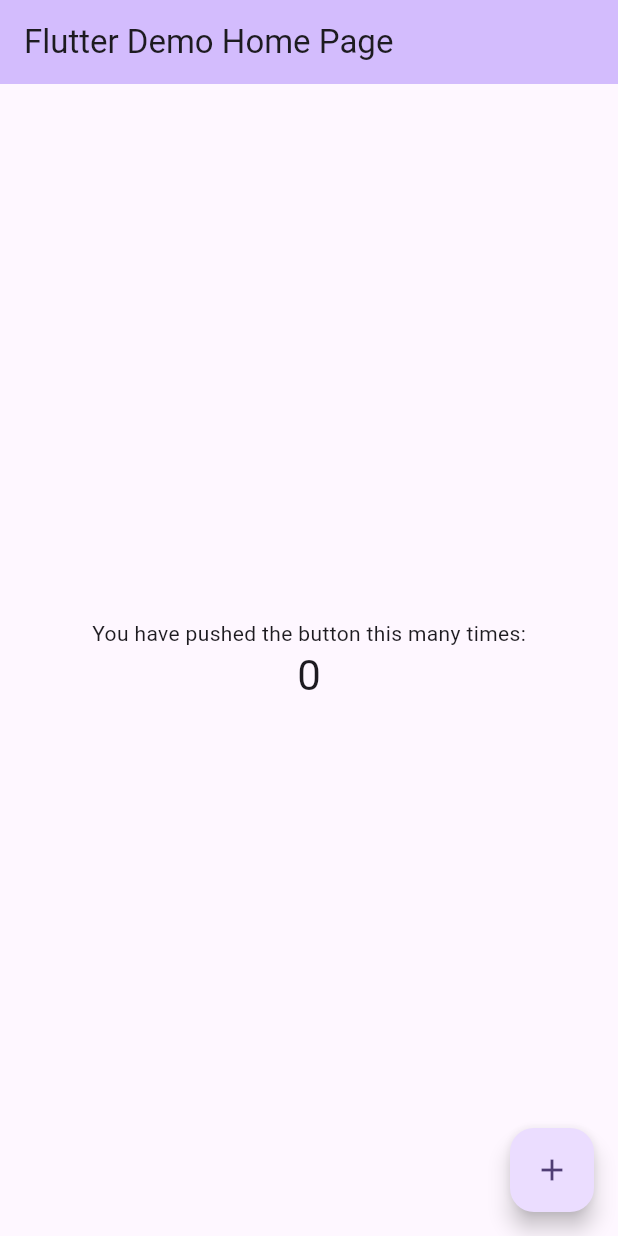
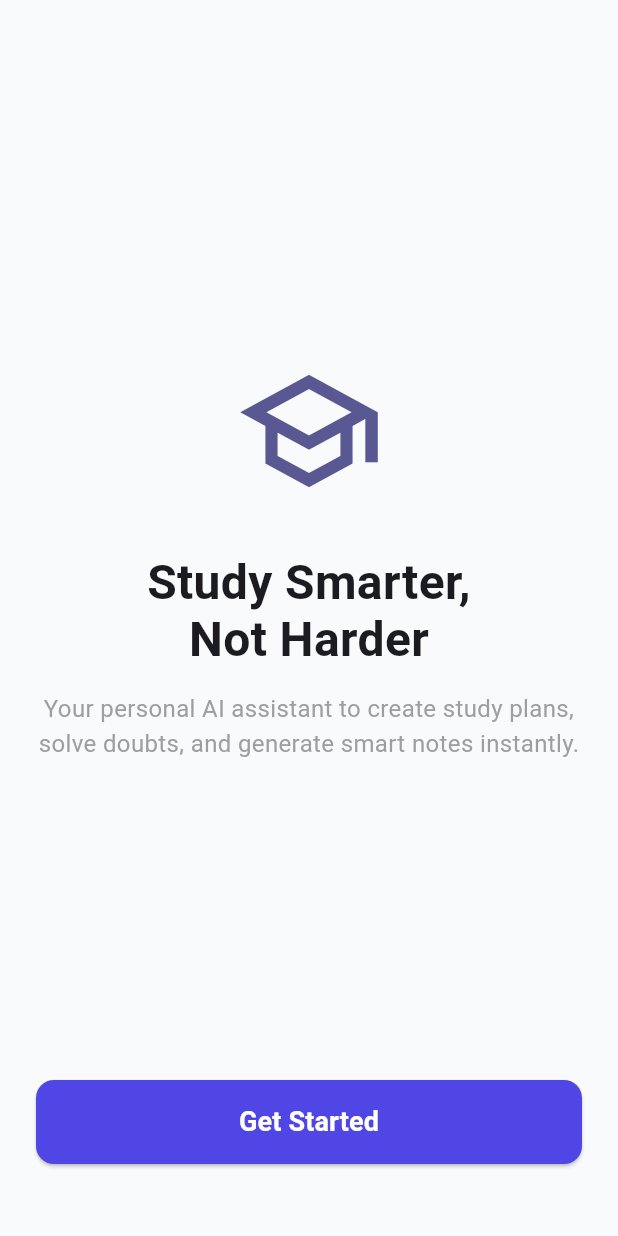
Before and after one commit to could-ai/019ab9d8-8f7f-77bd-920c-91d4bc952950, a Flutter app: the screen it shows after launch, on a phone screen of 412 x 824 dp. Run offline on Flutter 3.47's test engine with Material 3 defaults, Android fonts, the phone set to English and light mode, and no system bars.

Commit message:
Configured main entry point with AppTheme, routes, and Onboarding as the initial screen.; Created AppTheme with a modern, focus-oriented color palette (Indigo/Emerald) suitable for study apps.; Implemented MainContainer with BottomNavigationBar to navigate between Dashboard, Plan, AI Tools, and Profile.; Created DashboardScreen with Progress Card, Quick Actions, and Schedule List to give students an immediate overview.; Created PlannerScreen showing a weekly view of study tasks.; Created AiToolsScreen displaying a grid of available AI features like Notes, Doubt Solver, and Flashcards.; Created ProfileScreen with user details, settings options, and a 'Pro' upgrade banner.; Created OnboardingScreen to welcome users and explain the app's value proposition before navigating to the main app.

```diff
--- /dev/null
+++ b/usr/lib/core/theme.dart
@@ -0,0 +1,64 @@
+import 'package:flutter/material.dart';
+
+class AppTheme {
+  // Primary Colors - Focus & Intelligence
+  static const Color primaryColor = Color(0xFF4F46E5); // Indigo
+  static const Color secondaryColor = Color(0xFF10B981); // Emerald Green for success
+  static const Color accentColor = Color(0xFFF59E0B); // Amber for highlights
+
+  // Backgrounds
+  static const Color lightBackground = Color(0xFFF9FAFB);
+  static const Color darkBackground = Color(0xFF111827);
+
+  static final ThemeData lightTheme = ThemeData(
+    useMaterial3: true,
+    colorScheme: ColorScheme.fromSeed(
+      seedColor: primaryColor,
+      brightness: Brightness.light,
+      surface: lightBackground,
+    ),
+    scaffoldBackgroundColor: lightBackground,
+    appBarTheme: const AppBarTheme(
+      backgroundColor: Colors.white,
+      elevation: 0,
+      iconTheme: IconThemeData(color: Colors.black87),
+      titleTextStyle: TextStyle(
+        color: Colors.black87,
+        fontSize: 20,
+        fontWeight: FontWeight.bold,
+      ),
+    ),
+    cardTheme: CardTheme(
+      elevation: 2,
+      shape: RoundedRectangleBorder(borderRadius: BorderRadius.circular(16)),
+      color: Colors.white,
+    ),
+    elevatedButtonTheme: ElevatedButtonThemeData(
+      style: ElevatedButton.styleFrom(
+        backgroundColor: primaryColor,
+        foregroundColor: Colors.white,
+        padding: const EdgeInsets.symmetric(horizontal: 24, vertical: 12),
+        shape: RoundedRectangleBorder(borderRadius: BorderRadius.circular(12)),
+      ),
+    ),
+  );
+
+  static final ThemeData darkTheme = ThemeData(
+    useMaterial3: true,
+    colorScheme: ColorScheme.fromSeed(
+      seedColor: primaryColor,
+      brightness: Brightness.dark,
+      surface: darkBackground,
+    ),
+    scaffoldBackgroundColor: darkBackground,
+    appBarTheme: const AppBarTheme(
+      backgroundColor: darkBackground,
+      elevation: 0,
+    ),
+    cardTheme: CardTheme(
+      elevation: 2,
+      shape: RoundedRectangleBorder(borderRadius: BorderRadius.circular(16)),
+      color: const Color(0xFF1F2937),
+    ),
+  );
+}
--- a/usr/lib/main.dart
+++ b/usr/lib/main.dart
@@ -1,123 +1,28 @@
 import 'package:flutter/material.dart';
+import 'package:couldai_user_app/core/theme.dart';
+import 'package:couldai_user_app/screens/main_container.dart';
+import 'package:couldai_user_app/screens/onboarding/onboarding_screen.dart';
 
 void main() {
-  runApp(const MyApp());
+  runApp(const StudyHelperApp());
 }
 
-class MyApp extends StatelessWidget {
-  const MyApp({super.key});
+class StudyHelperApp extends StatelessWidget {
+  const StudyHelperApp({super.key});
 
-  // This widget is the root of your application.
   @override
   Widget build(BuildContext context) {
     return MaterialApp(
-      title: 'Flutter Demo',
+      title: 'Study Helper AI',
       debugShowCheckedModeBanner: false,
-      theme: ThemeData(
-        // This is the theme of your application.
-        //
-        // TRY THIS: Try running your application with "flutter run". You'll see
-        // the application has a purple toolbar. Then, without quitting the app,
-        // try changing the seedColor in the colorScheme below to Colors.green
-        // and then invoke "hot reload" (save your changes or press the "hot
-        // reload" button in a Flutter-supported IDE, or press "r" if you used
-        // the command line to start the app).
-        //
-        // Notice that the counter didn't reset back to zero; the application
-        // state is not lost during the reload. To reset the state, use hot
-        // restart instead.
-        //
-        // This works for code too, not just values: Most code changes can be
-        // tested with just a hot reload.
-        colorScheme: ColorScheme.fromSeed(seedColor: Colors.deepPurple),
-      ),
+      theme: AppTheme.lightTheme,
+      darkTheme: AppTheme.darkTheme,
+      themeMode: ThemeMode.system,
       initialRoute: '/',
       routes: {
-        '/': (context) => const MyHomePage(title: 'Flutter Demo Home Page'),
+        '/': (context) => const OnboardingScreen(),
+        '/home': (context) => const MainContainer(),
       },
     );
   }
 }
-
-class MyHomePage extends StatefulWidget {
-  const MyHomePage({super.key, required this.title});
-
-  // This widget is the home page of your application. It is stateful, meaning
-  // that it has a State object (defined below) that contains fields that affect
-  // how it looks.
-
-  // This class is the configuration for the state. It holds the values (in this
-  // case the title) provided by the parent (in this case the App widget) and
-  // used by the build method of the State. Fields in a Widget subclass are
-  // always marked "final".
-
-  final String title;
-
-  @override
-  State<MyHomePage> createState() => _MyHomePageState();
-}
-
-class _MyHomePageState extends State<MyHomePage> {
-  int _counter = 0;
-
-  void _incrementCounter() {
-    setState(() {
-      // This call to setState tells the Flutter framework that something has
-      // changed in this State, which causes it to rerun the build method below
-      // so that the display can reflect the updated values. If we changed
-      // _counter without calling setState(), then the build method would not be
-      // called again, and so nothing would appear to happen.
-      _counter++;
-    });
-  }
-
-  @override
-  Widget build(BuildContext context) {
-    // This method is rerun every time setState is called, for instance as done
-    // by the _incrementCounter method above.
-    //
-    // The Flutter framework has been optimized to make rerunning build methods
-    // fast, so that you can just rebuild anything that needs updating rather
-    // than having to individually change instances of widgets.
-    return Scaffold(
-      appBar: AppBar(
-        // TRY THIS: Try changing the color here to a specific color (to
-        // Colors.amber, perhaps?) and trigger a hot reload to see the AppBar
-        // change color while the other colors stay the same.
-        backgroundColor: Theme.of(context).colorScheme.inversePrimary,
-        // Here we take the value from the MyHomePage object that was created by
-        // the App.build method, and use it to set our appbar title.
-        title: Text(widget.title),
-      ),
-      body: Center(
-        // Center is a layout widget. It takes a single child and positions it
-        // in the middle of the parent.
-        child: Column(
-          // Column is also a layout widget. It takes a list of children and
-          // arranges them vertically. By default, it sizes itself to fit its
-          // children horizontally, and tries to be as tall as its parent.
-          //
-          // Column has various properties to control how it sizes itself and
-          // how it positions its children. Here we use mainAxisAlignment to
-          // center the children vertically; the main axis here is the vertical
-          // axis because Columns are vertical (the cross axis would be
-          // horizontal).
-          //
-          // TRY THIS: Invoke "debug painting" (choose the "Toggle Debug Paint"
-          // action in the IDE, or press "p" in the console), to see the
-          // wireframe for each widget.
-          mainAxisAlignment: MainAxisAlignment.center,
-          children: <Widget>[
-            const Text('You have pushed the button this many times:'),
-            Text('$_counter', style: Theme.of(context).textTheme.headlineMedium),
-          ],
-        ),
-      ),
-      floatingActionButton: FloatingActionButton(
-        onPressed: _incrementCounter,
-        tooltip: 'Increment',
-        child: const Icon(Icons.add),
-      ), // This trailing comma makes auto-formatting nicer for build methods.
-    );
-  }
-}
--- /dev/null
+++ b/usr/lib/screens/onboarding/onboarding_screen.dart
@@ -0,0 +1,61 @@
+import 'package:flutter/material.dart';
+
+class OnboardingScreen extends StatelessWidget {
+  const OnboardingScreen({super.key});
+
+  @override
+  Widget build(BuildContext context) {
+    return Scaffold(
+      body: SafeArea(
+        child: Padding(
+          padding: const EdgeInsets.all(24.0),
+          child: Column(
+            mainAxisAlignment: MainAxisAlignment.center,
+            children: [
+              const Spacer(),
+              Icon(
+                Icons.school_outlined,
+                size: 100,
+                color: Theme.of(context).primaryColor,
+              ),
+              const SizedBox(height: 32),
+              const Text(
+                'Study Smarter,\nNot Harder',
+                textAlign: TextAlign.center,
+                style: TextStyle(
+                  fontSize: 32,
+                  fontWeight: FontWeight.bold,
+                  height: 1.2,
+                ),
+              ),
+              const SizedBox(height: 16),
+              const Text(
+                'Your personal AI assistant to create study plans, solve doubts, and generate smart notes instantly.',
+                textAlign: TextAlign.center,
+                style: TextStyle(
+                  fontSize: 16,
+                  color: Colors.grey,
+                ),
+              ),
+              const Spacer(),
+              SizedBox(
+                width: double.infinity,
+                height: 56,
+                child: ElevatedButton(
+                  onPressed: () {
+                    Navigator.pushReplacementNamed(context, '/home');
+                  },
+                  child: const Text(
+                    'Get Started',
+                    style: TextStyle(fontSize: 18, fontWeight: FontWeight.bold),
+                  ),
+                ),
+              ),
+              const SizedBox(height: 24),
+            ],
+          ),
+        ),
+      ),
+    );
+  }
+}
```
Also changed, not shown: usr/lib/screens/ai_tools/ai_tools_screen.dart (added, +105 -0 lines), usr/lib/screens/dashboard/dashboard_screen.dart (added, +153 -0 lines), usr/lib/screens/main_container.dart (added, +63 -0 lines), usr/lib/screens/planner/planner_screen.dart (added, +63 -0 lines), usr/lib/screens/profile/profile_screen.dart (added, +87 -0 lines).
